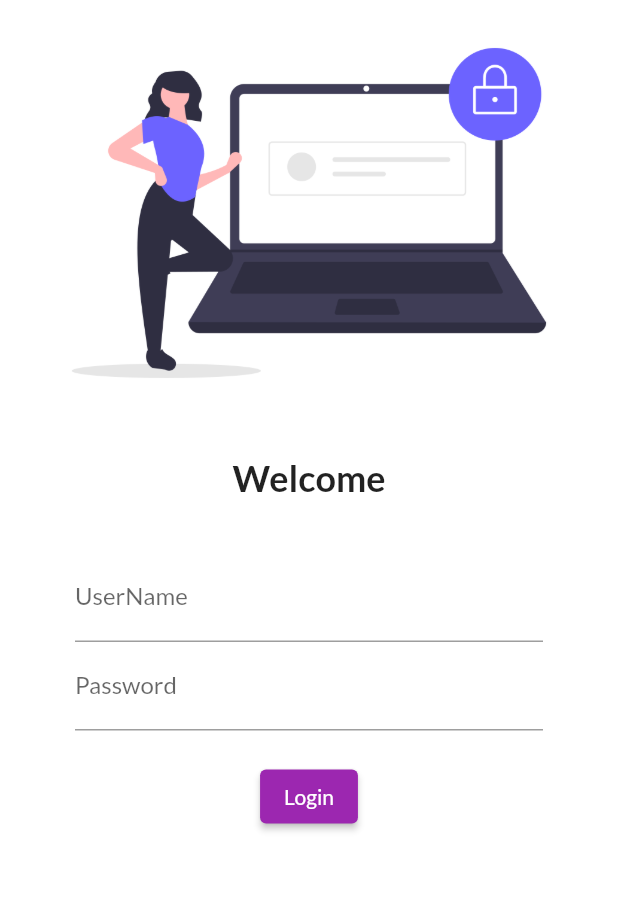
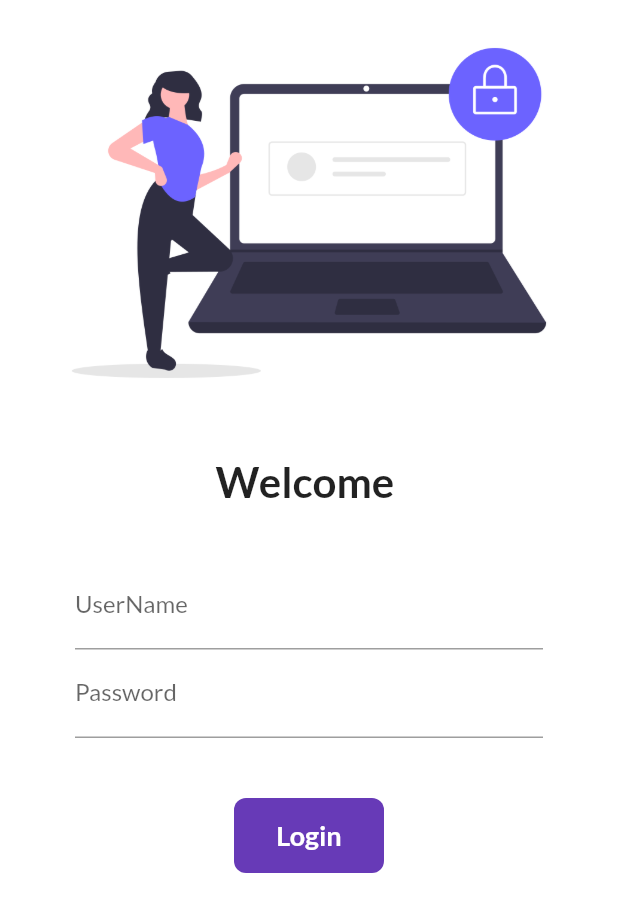
Before and after one commit to mumar5112003/catalog_app, a Flutter app: the screen it shows after launch, on a phone screen of 412 x 824 dp. Shown: the top 912 px of the screen. Run offline on Flutter 3.47's test engine with Material 2 defaults, Android fonts, the phone set to English and light mode, and no system bars; our stand-ins replace google_fonts.

Commit message:
day 4 done
Signed-off-by: Your Name <you@example.com>

```diff
--- a/lib/main.dart
+++ b/lib/main.dart
@@ -1,5 +1,6 @@
 import 'package:catalog_app/pages/home_page.dart';
 import 'package:catalog_app/pages/login_page.dart';
+import 'package:catalog_app/utils/routes.dart';
 import 'package:flutter/material.dart';
 import 'package:google_fonts/google_fonts.dart';
 
@@ -17,7 +18,7 @@ class MyApp extends StatelessWidget {
       debugShowCheckedModeBanner: false,
       themeMode: ThemeMode.light,
       theme: ThemeData(
-          primarySwatch: Colors.purple,
+          primarySwatch: Colors.deepPurple,
           fontFamily: GoogleFonts.lato().fontFamily),
       darkTheme: ThemeData(
         brightness: Brightness.dark,
@@ -25,8 +26,8 @@ class MyApp extends StatelessWidget {
       initialRoute: '/login',
       routes: {
         '/': (context) => LoginPage(),
-        '/login': (context) => LoginPage(),
-        '/home': (context) => HomePage(),
+        MyRoute.loginRoute: (context) => LoginPage(),
+        MyRoute.homeRoute: (context) => HomePage(),
       },
     );
   }
--- a/lib/pages/login_page.dart
+++ b/lib/pages/login_page.dart
@@ -1,12 +1,21 @@
+import 'package:catalog_app/utils/routes.dart';
 import 'package:flutter/material.dart';
 
-class LoginPage extends StatelessWidget {
+class LoginPage extends StatefulWidget {
   const LoginPage({super.key});
 
+  @override
+  State<LoginPage> createState() => _LoginPageState();
+}
+
+class _LoginPageState extends State<LoginPage> {
+  String name = '';
+  bool changeButton = false;
   @override
   Widget build(BuildContext context) {
     return Material(
       color: Colors.white,
+      child: SingleChildScrollView(
         child: Column(
           children: [
             Image.asset(
@@ -17,9 +26,9 @@ class LoginPage extends StatelessWidget {
               height: 20,
             ),
             Text(
-            "Welcome",
+              "Welcome $name",
               style: TextStyle(
-              fontSize: 24,
+                fontSize: 28,
                 fontWeight: FontWeight.bold,
               ),
             ),
@@ -27,29 +36,69 @@ class LoginPage extends StatelessWidget {
               height: 20,
             ),
             Padding(
-            padding: const EdgeInsets.symmetric(vertical: 16.0, horizontal: 50),
+              padding:
+                  const EdgeInsets.symmetric(vertical: 16.0, horizontal: 50),
               child: Column(children: [
                 TextFormField(
                     decoration: InputDecoration(
                         hintText: "Enter Username", labelText: "UserName"),
-              ),
+                    onChanged: (value) {
+                      name = value;
+                      setState(() {});
+                    }),
                 TextFormField(
                   obscureText: true,
                   decoration: InputDecoration(
                       hintText: "Enter Password", labelText: "Password"),
                 ),
                 SizedBox(
-                height: 20,
+                  height: 40,
                 ),
-              ElevatedButton(
-                onPressed: () {},
-                child: Text("Login"),
-                style: TextButton.styleFrom(),
+                // ElevatedButton(
+                //   onPressed: () {
+                //     Navigator.pushNamed(context, MyRoute.homeRoute);
+                //   },
+                //   child: Text("Login"),
+                //   style: TextButton.styleFrom(minimumSize: Size(100, 40)),
+                // ),
+                InkWell(
+                  onTap: () async {
+                    setState(() {
+                      changeButton = true;
+                    });
+                    await Future.delayed(Duration(seconds: 1),
+                        () => Navigator.pushNamed(context, MyRoute.homeRoute));
+                  },
+                  child: AnimatedContainer(
+                    duration: Duration(seconds: 1),
+                    width: changeButton ? 50 : 100,
+                    height: 50,
+                    alignment: Alignment.center,
+                    child: changeButton
+                        ? Icon(
+                            Icons.done,
+                            color: Colors.white,
+                          )
+                        : Text(
+                            "Login",
+                            style: TextStyle(
+                              color: Colors.white,
+                              fontWeight: FontWeight.bold,
+                              fontSize: 18,
                             ),
+                          ),
+                    decoration: BoxDecoration(
+                        color: Colors.deepPurple,
+                        // shape: changeButton?BoxShape.circle:BoxShape.rectangle,
+                        borderRadius:
+                            BorderRadius.circular(changeButton ? 50 : 8)),
+                  ),
+                )
               ]),
             )
           ],
         ),
+      ),
     );
   }
 }
--- /dev/null
+++ b/lib/utils/routes.dart
@@ -0,0 +1,4 @@
+class MyRoute {
+  static String loginRoute = '/login';
+  static String homeRoute = '/home';
+}
```
Lines whose indentation alone changed are shown as unchanged.
